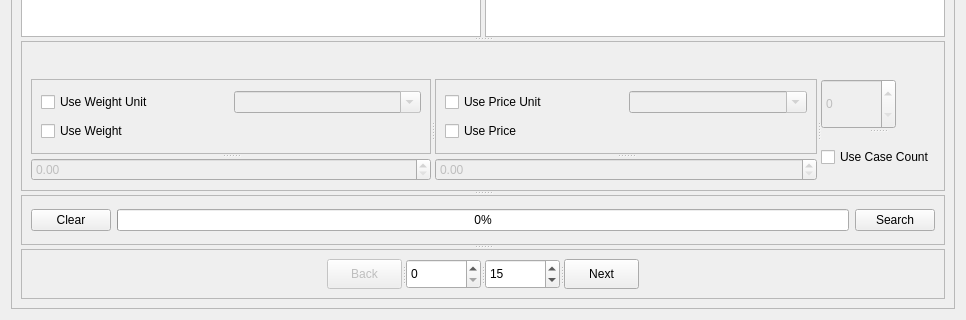
deskos-xp/SaffronServer, file admin_client/client_gui/app/EditDB/forms/GenericWidgetProduct.ui: the form before one commit; both pictures show x 0 to 966 and y 457 to 777 of the 966 by 777 pixel window.
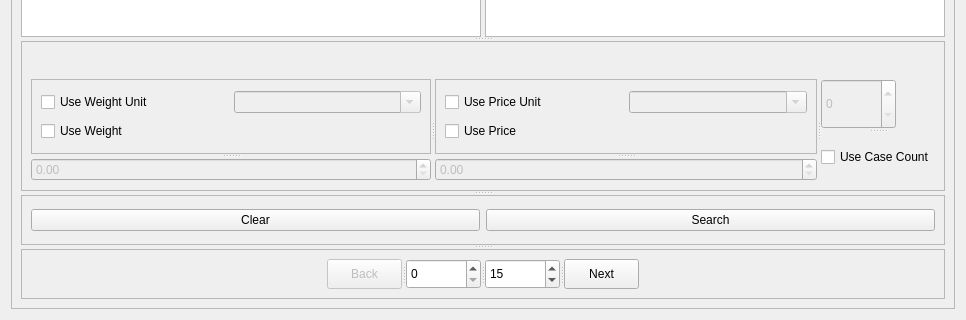
The form after the commit.

```diff
--- a/admin_client/client_gui/app/EditDB/forms/GenericWidgetProduct.ui
+++ b/admin_client/client_gui/app/EditDB/forms/GenericWidgetProduct.ui
@@ -348,13 +348,6 @@
             <enum>QFrame::Raised</enum>
            </property>
            <layout class="QGridLayout" name="gridLayout">
-            <item row="0" column="1">
-             <widget class="QProgressBar" name="progressBar">
-              <property name="value">
-               <number>0</number>
-              </property>
-             </widget>
-            </item>
             <item row="0" column="0">
              <widget class="QPushButton" name="clear">
               <property name="toolTip">
@@ -365,7 +358,7 @@
               </property>
              </widget>
             </item>
-            <item row="0" column="2">
+            <item row="0" column="1">
              <widget class="QPushButton" name="search">
               <property name="toolTip">
                <string>search</string>
```
